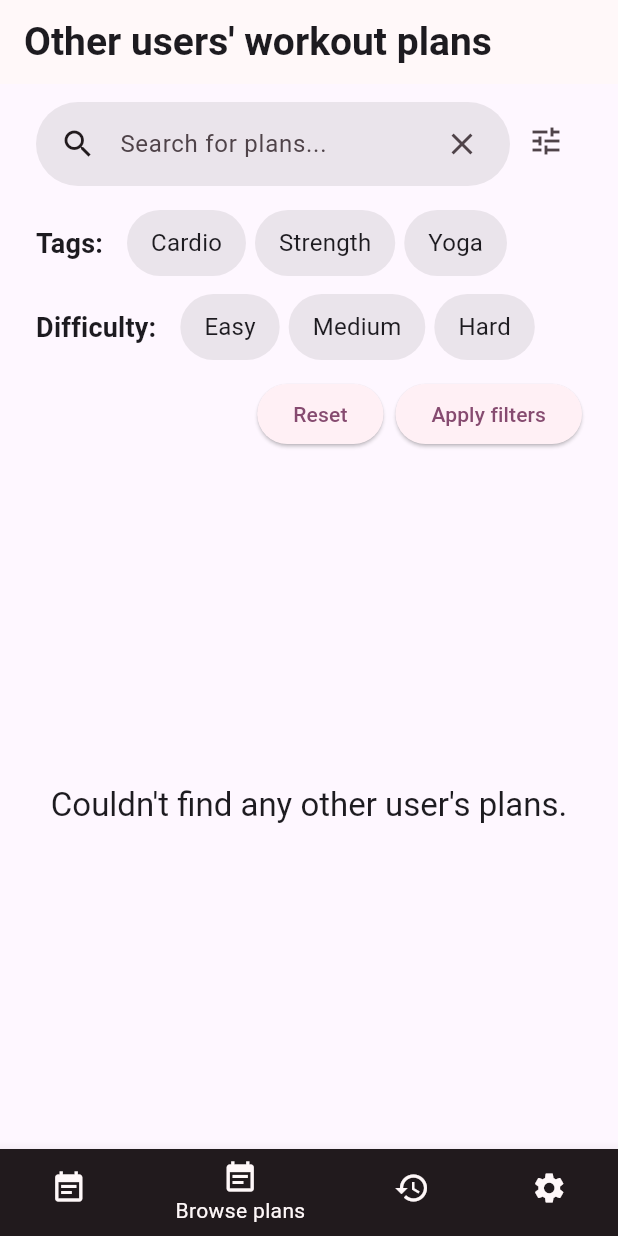
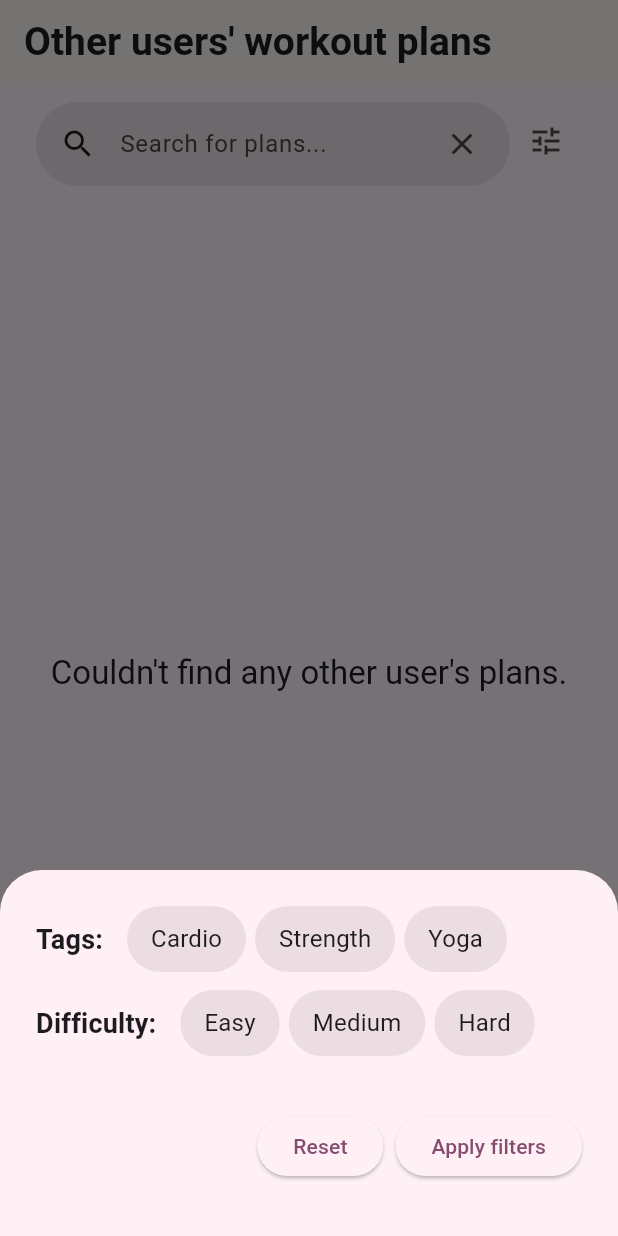
Before and after one commit to kmekarski/gym_partner, a Flutter app: the screen it shows once a user with an empty profile is signed in, item 2 of the bottom bar chosen, after a tap on the "tune" icon, on a phone screen of 412 x 824 dp. Run offline on Flutter 3.47's test engine with Material 3 defaults, Android fonts, the phone set to English and light mode, and no system bars; our stand-ins replace cloud_firestore, firebase_auth, firebase_core, flutter_riverpod; accounts and stored records are empty.

Commit message:
moved shared plans filters to bottom modal sheet

```diff
--- a/lib/models/plan_filter_criteria.dart
+++ b/lib/models/plan_filter_criteria.dart
@@ -2,36 +2,35 @@ import 'package:gym_partner/models/plan.dart';
 import 'package:gym_partner/models/user.dart';
 import 'package:gym_partner/models/user_plan_data.dart';
 
-enum PlanFilterCriteria {
+enum MyPlansCategory {
   all,
   my,
   ongoing,
   downloaded,
 }
 
-Map<PlanFilterCriteria, String> planFilterCriteriaChipNames = {
-  PlanFilterCriteria.all: 'All plans',
-  PlanFilterCriteria.my: 'My plans',
-  PlanFilterCriteria.ongoing: 'Ongoing',
-  PlanFilterCriteria.downloaded: 'Downloaded',
+Map<MyPlansCategory, String> planFilterCriteriaChipNames = {
+  MyPlansCategory.all: 'All plans',
+  MyPlansCategory.my: 'My plans',
+  MyPlansCategory.ongoing: 'Ongoing',
+  MyPlansCategory.downloaded: 'Downloaded',
 };
 
-Map<PlanFilterCriteria, String> planFilterCriteriaTitleNames = {
-  PlanFilterCriteria.all: 'All plans',
-  PlanFilterCriteria.my: 'Plans created by me',
-  PlanFilterCriteria.ongoing: 'Ongoing plans',
-  PlanFilterCriteria.downloaded: 'Downloaded plans',
+Map<MyPlansCategory, String> planFilterCriteriaTitleNames = {
+  MyPlansCategory.all: 'All plans',
+  MyPlansCategory.my: 'Plans created by me',
+  MyPlansCategory.ongoing: 'Ongoing plans',
+  MyPlansCategory.downloaded: 'Downloaded plans',
 };
 
-Map<PlanFilterCriteria, bool Function(Plan plan, AppUser userData)>
+Map<MyPlansCategory, bool Function(Plan plan, AppUser userData)>
     planFilterCriteriaConditions = {
-  PlanFilterCriteria.all: (plan, userData) => true,
-  PlanFilterCriteria.my: (plan, userData) => userData.id == plan.authorId,
-  PlanFilterCriteria.ongoing: (plan, userData) =>
+  MyPlansCategory.all: (plan, userData) => true,
+  MyPlansCategory.my: (plan, userData) => userData.id == plan.authorId,
+  MyPlansCategory.ongoing: (plan, userData) =>
       userData.plansData.firstWhere((element) {
         return element.planId == plan.id;
       }).currentDayIndex >
       0,
-  PlanFilterCriteria.downloaded: (plan, userData) =>
-      userData.id != plan.authorId,
+  MyPlansCategory.downloaded: (plan, userData) => userData.id != plan.authorId,
 };
--- a/lib/screens/my_plans.dart
+++ b/lib/screens/my_plans.dart
@@ -20,7 +20,7 @@ class MyPlansScreen extends ConsumerStatefulWidget {
 }
 
 class _MyPlansScreenState extends ConsumerState<MyPlansScreen> {
-  PlanFilterCriteria _selectedFilterCriteria = PlanFilterCriteria.all;
+  MyPlansCategory _selectedFilterCriteria = MyPlansCategory.all;
 
   int _allPlansCount = 0;
   int _myPlansCount = 0;
@@ -38,7 +38,7 @@ class _MyPlansScreenState extends ConsumerState<MyPlansScreen> {
     );
   }
 
-  void _selectFilterCriteria(PlanFilterCriteria criteria) {
+  void _selectFilterCriteria(MyPlansCategory criteria) {
     setState(() {
       _selectedFilterCriteria = criteria;
     });
@@ -52,17 +52,16 @@ class _MyPlansScreenState extends ConsumerState<MyPlansScreen> {
 
     _allPlansCount = plans.length;
     _myPlansCount = plans
-        .where((plan) => planFilterCriteriaConditions[PlanFilterCriteria.my]!(
-            plan, userData))
+        .where((plan) =>
+            planFilterCriteriaConditions[MyPlansCategory.my]!(plan, userData))
         .length;
     _ongoingPlansCount = plans
-        .where((plan) =>
-            planFilterCriteriaConditions[PlanFilterCriteria.ongoing]!(
-                plan, userData))
+        .where((plan) => planFilterCriteriaConditions[MyPlansCategory.ongoing]!(
+            plan, userData))
         .length;
     _downloadedPlansCount = plans
         .where((plan) =>
-            planFilterCriteriaConditions[PlanFilterCriteria.downloaded]!(
+            planFilterCriteriaConditions[MyPlansCategory.downloaded]!(
                 plan, userData))
         .length;
 
@@ -94,7 +93,7 @@ class _MyPlansScreenState extends ConsumerState<MyPlansScreen> {
       if (sortedPlans.isEmpty) {
         return _centerMessage(
             context,
-            _selectedFilterCriteria == PlanFilterCriteria.all
+            _selectedFilterCriteria == MyPlansCategory.all
                 ? 'You don\'t have any workout plans yet.'
                 : 'Couldn\'t find any plans matching selected criteria.');
       } else {
@@ -126,10 +125,10 @@ class _MyPlansScreenState extends ConsumerState<MyPlansScreen> {
       child: ListView(
         scrollDirection: Axis.horizontal,
         children: [
-          _filterChip(PlanFilterCriteria.all, _allPlansCount),
-          _filterChip(PlanFilterCriteria.my, _myPlansCount),
-          _filterChip(PlanFilterCriteria.ongoing, _ongoingPlansCount),
-          _filterChip(PlanFilterCriteria.downloaded, _downloadedPlansCount),
+          _filterChip(MyPlansCategory.all, _allPlansCount),
+          _filterChip(MyPlansCategory.my, _myPlansCount),
+          _filterChip(MyPlansCategory.ongoing, _ongoingPlansCount),
+          _filterChip(MyPlansCategory.downloaded, _downloadedPlansCount),
         ],
       ),
     );
@@ -147,13 +146,13 @@ class _MyPlansScreenState extends ConsumerState<MyPlansScreen> {
                   fontWeight: FontWeight.w600,
                 ),
           ),
-          if (_selectedFilterCriteria != PlanFilterCriteria.all)
+          if (_selectedFilterCriteria != MyPlansCategory.all)
             Expanded(
               child: Row(
                 children: [
                   const Spacer(),
                   GestureDetector(
-                    onTap: () => _selectFilterCriteria(PlanFilterCriteria.all),
+                    onTap: () => _selectFilterCriteria(MyPlansCategory.all),
                     child: Row(
                       children: [
                         Text(
@@ -198,7 +197,7 @@ class _MyPlansScreenState extends ConsumerState<MyPlansScreen> {
     );
   }
 
-  Widget _filterChip(PlanFilterCriteria criteria, int number) {
+  Widget _filterChip(MyPlansCategory criteria, int number) {
     final isSelected = _selectedFilterCriteria == criteria;
     return CustomFilterChip(
       text: planFilterCriteriaChipNames[criteria] ?? '',
--- a/lib/screens/shared_plans.dart
+++ b/lib/screens/shared_plans.dart
@@ -7,6 +7,7 @@ import 'package:gym_partner/providers/public_plans_provider.dart';
 import 'package:gym_partner/screens/plan_details.dart';
 import 'package:gym_partner/widgets/custom_filter_chip.dart';
 import 'package:gym_partner/widgets/plans_list.dart';
+import 'package:gym_partner/widgets/shared_plans_filters.dart';
 
 class SharedPlansScreen extends ConsumerStatefulWidget {
   const SharedPlansScreen({super.key});
@@ -17,11 +18,9 @@ class SharedPlansScreen extends ConsumerStatefulWidget {
 
 class _SharedPlansScreenState extends ConsumerState<SharedPlansScreen> {
   final _searchController = TextEditingController();
+  List<PlanTag> _selectedTags = [];
+  PlanDifficulty? _selectedDifficulty;
   List<Plan> _filteredPlans = [];
-  bool _showFilters = false;
-
-  final List<PlanTag> _selectedTags = [];
-  PlanDifficulty? _selectedDifficulty;
 
   @override
   void initState() {
@@ -34,30 +33,6 @@ class _SharedPlansScreenState extends ConsumerState<SharedPlansScreen> {
   void dispose() {
     _searchController.dispose();
     super.dispose();
-  }
-
-  void _toggleTag(PlanTag tag) {
-    setState(() {
-      if (_selectedTags.contains(tag)) {
-        _selectedTags.remove(tag);
-      } else {
-        _selectedTags.add(tag);
-      }
-    });
-  }
-
-  void _selectDifficulty(PlanDifficulty difficulty) {
-    setState(() {
-      _selectedDifficulty = difficulty;
-    });
-  }
-
-  void _resetFilters() {
-    setState(() {
-      _selectedDifficulty = null;
-      _selectedTags.clear();
-    });
-    _applyFilters();
   }
 
   void _applyFilters() {
@@ -120,10 +95,20 @@ class _SharedPlansScreenState extends ConsumerState<SharedPlansScreen> {
     );
   }
 
-  void _toggleShowFilters() {
-    setState(() {
-      _showFilters = !_showFilters;
-    });
+  void _showFiltersModal() async {
+    final selectedFilters =
+        await showModalBottomSheet<Map<PlanFilterCriteria, dynamic>>(
+            isScrollControlled: true,
+            context: context,
+            builder: (context) => SharedPlansFilters(
+                  tags: _selectedTags,
+                  difficulty: _selectedDifficulty,
+                ));
+
+    _selectedDifficulty = selectedFilters?[PlanFilterCriteria.difficulty];
+    _selectedTags = selectedFilters?[PlanFilterCriteria.tags] ?? [];
+
+    _applyFilters();
   }
 
   @override
@@ -146,88 +131,6 @@ class _SharedPlansScreenState extends ConsumerState<SharedPlansScreen> {
       ),
     );
 
-    var filtersSection = Padding(
-      padding: const EdgeInsets.symmetric(vertical: 8),
-      child: Column(
-        children: [
-          SizedBox(
-            height: 44,
-            child: Row(
-              children: [
-                Text(
-                  'Tags:',
-                  style: Theme.of(context).textTheme.titleMedium!.copyWith(
-                        fontWeight: FontWeight.w600,
-                        fontSize: 18,
-                      ),
-                ),
-                const SizedBox(width: 16),
-                Expanded(
-                  child: ListView(
-                    scrollDirection: Axis.horizontal,
-                    children: [
-                      for (final tag in PlanTag.values)
-                        CustomFilterChip(
-                          text: planTagStrings[tag] ?? '',
-                          onTap: () => _toggleTag(tag),
-                          isSelected: _selectedTags.contains(tag),
-                          hasTick: true,
-                        )
-                    ],
-                  ),
-                ),
-              ],
-            ),
-          ),
-          const SizedBox(height: 12),
-          SizedBox(
-            height: 44,
-            child: Row(
-              children: [
-                Text(
-                  'Difficulty:',
-                  style: Theme.of(context).textTheme.titleMedium!.copyWith(
-                        fontWeight: FontWeight.w600,
-                        fontSize: 18,
-                      ),
-                ),
-                const SizedBox(width: 16),
-                Expanded(
-                  child: ListView(
-                    scrollDirection: Axis.horizontal,
-                    children: [
-                      for (final difficulty in PlanDifficulty.values)
-                        CustomFilterChip(
-                          text: planDifficultyStrings[difficulty] ?? '',
-                          onTap: () => _selectDifficulty(difficulty),
-                          isSelected: _selectedDifficulty == difficulty,
-                          hasTick: true,
-                        )
-                    ],
-                  ),
-                ),
-              ],
-            ),
-          ),
-          const SizedBox(height: 12),
-          Row(
-            mainAxisAlignment: MainAxisAlignment.end,
-            children: [
-              ElevatedButton(
-                onPressed: _resetFilters,
-                child: const Text('Reset'),
-              ),
-              const SizedBox(width: 8),
-              ElevatedButton(
-                onPressed: _applyFilters,
-                child: const Text('Apply filters'),
-              ),
-            ],
-          )
-        ],
-      ),
-    );
-
     return Scaffold(
       appBar: AppBar(
         title: const Text('Other users\' workout plans'),
@@ -240,12 +143,12 @@ class _SharedPlansScreenState extends ConsumerState<SharedPlansScreen> {
               children: [
                 Expanded(child: searchbar),
                 IconButton(
-                  onPressed: _toggleShowFilters,
-                  icon: const Icon(Icons.tune),
+                  onPressed: _showFiltersModal,
+                  icon: Icon(Icons.tune),
                 ),
               ],
             ),
-            if (_showFilters) filtersSection,
+            // if (_showFilters) filtersSection,
             Expanded(
               child: _buildContent(_filteredPlans),
             ),
--- a/lib/widgets/custom_filter_chip.dart
+++ b/lib/widgets/custom_filter_chip.dart
@@ -32,7 +32,7 @@ class CustomFilterChip extends StatelessWidget {
           child: Row(
             children: [
               if (hasTick && isSelected)
-                Row(
+                const Row(
                   children: [
                     Icon(Icons.done),
                     SizedBox(width: 4),
--- /dev/null
+++ b/lib/widgets/shared_plans_filters.dart
@@ -0,0 +1,155 @@
+import 'package:flutter/material.dart';
+import 'package:gym_partner/models/plan_difficulty.dart';
+import 'package:gym_partner/models/plan_tag.dart';
+import 'package:gym_partner/widgets/custom_filter_chip.dart';
+
+enum PlanFilterCriteria {
+  tags,
+  difficulty,
+}
+
+class SharedPlansFilters extends StatefulWidget {
+  const SharedPlansFilters({
+    super.key,
+    required this.tags,
+    required this.difficulty,
+  });
+
+  final List<PlanTag> tags;
+  final PlanDifficulty? difficulty;
+
+  @override
+  State<SharedPlansFilters> createState() => _SharedPlansFiltersState();
+}
+
+class _SharedPlansFiltersState extends State<SharedPlansFilters> {
+  List<PlanTag> _selectedTags = [];
+  PlanDifficulty? _selectedDifficulty;
+
+  @override
+  void initState() {
+    _selectedTags = widget.tags;
+    _selectedDifficulty = widget.difficulty;
+    super.initState();
+  }
+
+  void _toggleTag(PlanTag tag) {
+    setState(() {
+      if (_selectedTags.contains(tag)) {
+        _selectedTags.remove(tag);
+      } else {
+        _selectedTags.add(tag);
+      }
+    });
+  }
+
+  void _selectDifficulty(PlanDifficulty difficulty) {
+    setState(() {
+      if (_selectedDifficulty == difficulty) {
+        _selectedDifficulty = null;
+      } else {
+        _selectedDifficulty = difficulty;
+      }
+    });
+  }
+
+  void _resetFilters() {
+    setState(() {
+      _selectedDifficulty = null;
+      _selectedTags.clear();
+    });
+  }
+
+  void _applyFilters() {
+    Navigator.of(context).pop<Map<PlanFilterCriteria, dynamic>>({
+      PlanFilterCriteria.difficulty: _selectedDifficulty,
+      PlanFilterCriteria.tags: _selectedTags,
+    });
+  }
+
+  @override
+  Widget build(BuildContext context) {
+    return Padding(
+      padding: const EdgeInsets.only(left: 24, right: 24, top: 24, bottom: 36),
+      child: Column(
+        mainAxisSize: MainAxisSize.min,
+        children: [
+          SizedBox(
+            height: 44,
+            child: Row(
+              children: [
+                Text(
+                  'Tags:',
+                  style: Theme.of(context).textTheme.titleMedium!.copyWith(
+                        fontWeight: FontWeight.w600,
+                        fontSize: 18,
+                      ),
+                ),
+                const SizedBox(width: 16),
+                Expanded(
+                  child: ListView(
+                    scrollDirection: Axis.horizontal,
+                    children: [
+                      for (final tag in PlanTag.values)
+                        CustomFilterChip(
+                          text: planTagStrings[tag] ?? '',
+                          onTap: () => _toggleTag(tag),
+                          isSelected: _selectedTags.contains(tag),
+                          hasTick: true,
+                        )
+                    ],
+                  ),
+                ),
+              ],
+            ),
+          ),
+          const SizedBox(height: 12),
+          SizedBox(
+            height: 44,
+            child: Row(
+              children: [
+                Text(
+                  'Difficulty:',
+                  style: Theme.of(context).textTheme.titleMedium!.copyWith(
+                        fontWeight: FontWeight.w600,
+                        fontSize: 18,
+                      ),
+                ),
+                const SizedBox(width: 16),
+                Expanded(
+                  child: ListView(
+                    scrollDirection: Axis.horizontal,
+                    children: [
+                      for (final difficulty in PlanDifficulty.values)
+                        CustomFilterChip(
+                          text: planDifficultyStrings[difficulty] ?? '',
+                          onTap: () => _selectDifficulty(difficulty),
+                          isSelected: _selectedDifficulty == difficulty,
+                          hasTick: true,
+                        )
+                    ],
+                  ),
+                ),
+              ],
+            ),
+          ),
+          const SizedBox(height: 36),
+          Row(
+            mainAxisAlignment: MainAxisAlignment.end,
+            children: [
+              ElevatedButton(
+                onPressed: _resetFilters,
+                child: const Text('Reset'),
+              ),
+              const SizedBox(width: 8),
+              ElevatedButton(
+                onPressed: _applyFilters,
+                child: const Text('Apply filters'),
+              ),
+            ],
+          )
+        ],
+      ),
+    );
+  }
+}
```
